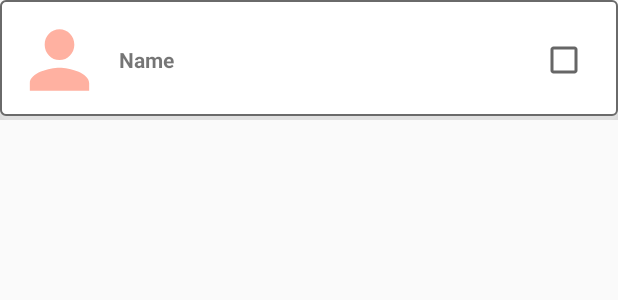
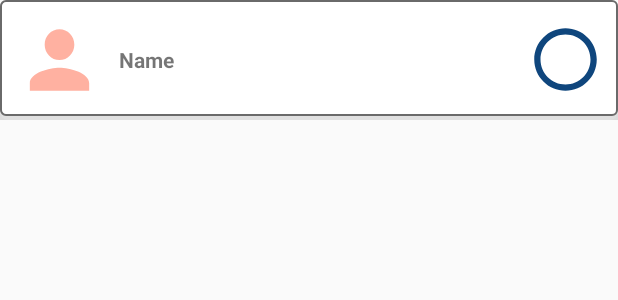
Before and after one commit to heartbeatmaker/Canaria, an Android app: the layout select_friends_layout.xml on its own in the app's theme, with its tools: preview values and no code run, on a phone screen of 412 x 824 dp. Shown: the top 300 px of the screen. Run offline under Robolectric (Android 15) with nearby library versions, the phone set to English and light mode, and no system bars.

Commit message:
방나누기 전까지 저장

```diff
--- /dev/null
+++ b/app/src/main/res/drawable/ic_check_circle_black_24dp.xml
@@ -0,0 +1,5 @@
+<vector android:height="50dp" android:tint="#0F467D"
+    android:viewportHeight="24.0" android:viewportWidth="24.0"
+    android:width="50dp" xmlns:android="http://schemas.android.com/apk/res/android">
+    <path android:fillColor="#FF000000" android:pathData="M12,2C6.48,2 2,6.48 2,12s4.48,10 10,10 10,-4.48 10,-10S17.52,2 12,2zM10,17l-5,-5 1.41,-1.41L10,14.17l7.59,-7.59L19,8l-9,9z"/>
+</vector>
--- /dev/null
+++ b/app/src/main/res/drawable/ic_radio_button_unchecked_black_24dp.xml
@@ -0,0 +1,5 @@
+<vector android:height="50dp" android:tint="#0F467D"
+    android:viewportHeight="24.0" android:viewportWidth="24.0"
+    android:width="50dp" xmlns:android="http://schemas.android.com/apk/res/android">
+    <path android:fillColor="#FF000000" android:pathData="M12,2C6.48,2 2,6.48 2,12s4.48,10 10,10 10,-4.48 10,-10S17.52,2 12,2zM12,20c-4.42,0 -8,-3.58 -8,-8s3.58,-8 8,-8 8,3.58 8,8 -3.58,8 -8,8z"/>
+</vector>
--- /dev/null
+++ b/app/src/main/res/drawable/selector_checkbox.xml
@@ -0,0 +1,7 @@
+<?xml version="1.0" encoding="utf-8"?>
+<selector xmlns:android="http://schemas.android.com/apk/res/android">
+
+    <item android:drawable="@drawable/ic_check_circle_black_24dp" android:state_checked="true"></item>
+    <item android:drawable="@drawable/ic_radio_button_unchecked_black_24dp" android:state_checked="false"></item>
+
+</selector>
--- a/app/src/main/res/layout/select_friends_layout.xml
+++ b/app/src/main/res/layout/select_friends_layout.xml
@@ -44,9 +44,10 @@
         <CheckBox
             android:id="@+id/selectFriends_checkBox"
             android:layout_gravity="center"
-            android:layout_width="wrap_content"
-            android:layout_height="wrap_content"
-            android:paddingRight="20dp"/>
+            android:layout_width="60dp"
+            android:layout_height="60dp"
+            android:button="@drawable/selector_checkbox"
+            android:paddingRight="50dp"/>
 
     </LinearLayout>
 </RelativeLayout>
```
Also changed, not shown: app/src/main/java/com/android/canaria/SelectFriendsActivity.java (+38 -17 lines), app/src/main/java/com/android/canaria/SelectFriendsAdapter.java (+50 -3 lines), app/src/main/res/layout/activity_select_friends.xml (+10 -0 lines), app/src/main/res/menu/menu_select.xml (renamed from app/src/main/res/menu/menu_delete.xml).
